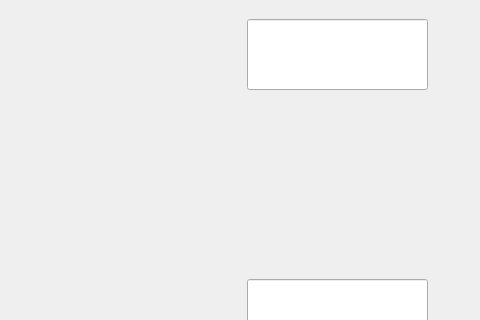
First picture: the form in courses/prog_base_3/CourseWork/memeswindow.ui, repository NadineIsaeva/courses, before the edit; both pictures show x 463 to 943 and y 151 to 471 of the 943 by 675 pixel window.
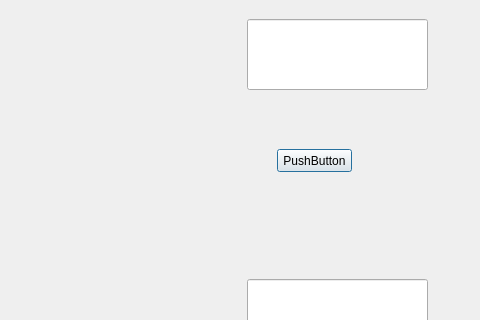
Second picture: the form after the edit.

```diff
--- a/courses/prog_base_3/CourseWork/memeswindow.ui
+++ b/courses/prog_base_3/CourseWork/memeswindow.ui
@@ -46,6 +46,19 @@
     </rect>
    </property>
   </widget>
+  <widget class="QPushButton" name="pushButton">
+   <property name="geometry">
+    <rect>
+     <x>740</x>
+     <y>300</y>
+     <width>75</width>
+     <height>23</height>
+    </rect>
+   </property>
+   <property name="text">
+    <string>PushButton</string>
+   </property>
+  </widget>
  </widget>
  <resources/>
  <connections/>
```
